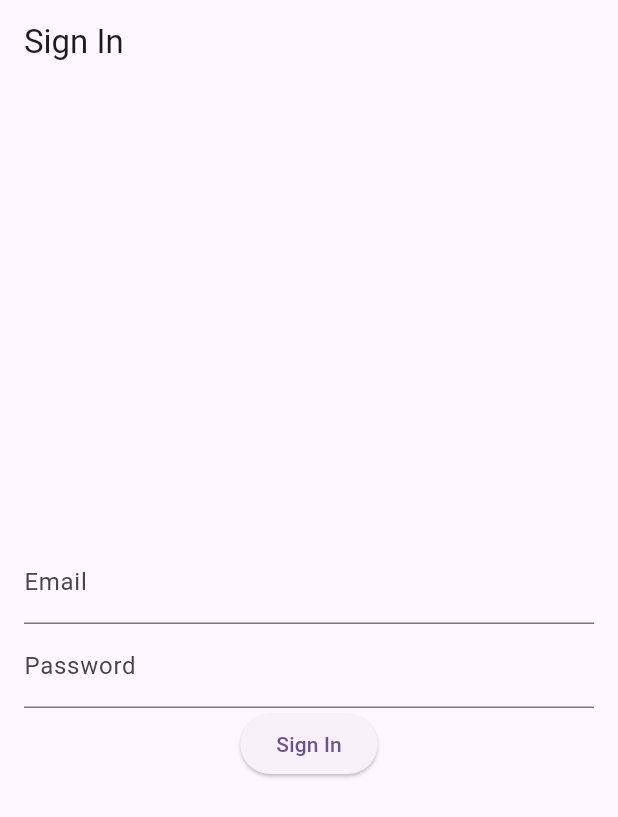
After one commit to SeraphCodeAu/AdminWebApp, a Flutter app: the screen it shows after launch, on a phone screen of 412 x 824 dp. The commit adds this screen. Shown: the top 817 px of the screen. Run offline on Flutter 3.47's test engine with Material 3 defaults, Android fonts, the phone set to English and light mode, and no system bars; our stand-ins replace cloud_firestore, firebase_auth, firebase_core; accounts and stored records are empty.

Commit message:
auth gate implemented

```diff
--- /dev/null
+++ b/lib/auth/SignIn.dart
@@ -0,0 +1,70 @@
+import 'package:flutter/material.dart';
+import 'package:firebase_auth/firebase_auth.dart';
+
+import '../home/home.dart';
+
+class SignInPage extends StatefulWidget {
+  const SignInPage({Key? key}) : super(key: key);
+
+  @override
+  _SignInPageState createState() => _SignInPageState();
+}
+
+class _SignInPageState extends State<SignInPage> {
+  final _auth = FirebaseAuth.instance;
+  final _emailController = TextEditingController();
+  final _passwordController = TextEditingController();
+
+  @override
+  void dispose() {
+    _emailController.dispose();
+    _passwordController.dispose();
+    super.dispose();
+  }
+
+  Future<void> _signIn() async {
+    try {
+      await _auth.signInWithEmailAndPassword(
+        email: _emailController.text,
+        password: _passwordController.text,
+      );
+      // Navigate to HomePage after successful sign in
+      Navigator.of(context).pushReplacement(
+        MaterialPageRoute(builder: (_) => const HomePage()),
+      );
+    } on FirebaseAuthException catch (e) {
+      ScaffoldMessenger.of(context).showSnackBar(
+        SnackBar(content: Text(e.message ?? 'An error occurred')),
+      );
+    }
+  }
+
+  @override
+  Widget build(BuildContext context) {
+    return Scaffold(
+      appBar: AppBar(title: Text('Sign In')),
+      body: Padding(
+        padding: const EdgeInsets.all(16.0),
+        child: Column(
+          mainAxisAlignment: MainAxisAlignment.center,
+          children: <Widget>[
+            TextField(
+              controller: _emailController,
+              decoration: InputDecoration(labelText: 'Email'),
+              keyboardType: TextInputType.emailAddress,
+            ),
+            TextField(
+              controller: _passwordController,
+              decoration: InputDecoration(labelText: 'Password'),
+              obscureText: true,
+            ),
+            ElevatedButton(
+              onPressed: _signIn,
+              child: Text('Sign In'),
+            ),
+          ],
+        ),
+      ),
+    );
+  }
+}
--- a/lib/main.dart
+++ b/lib/main.dart
@@ -1,6 +1,6 @@
 import 'package:firebase_core/firebase_core.dart';
 import 'package:flutter/material.dart';
-import 'auth/SignUp.dart';  // Import SignUpPage
+import 'auth/SignIn.dart';
 
 void main() async {
   WidgetsFlutterBinding.ensureInitialized();
@@ -26,7 +26,7 @@ class MyApp extends StatelessWidget {
         colorScheme: ColorScheme.fromSeed(seedColor: Colors.deepPurple),
         useMaterial3: true,
       ),
-      home: const SignUpPage(),  // Set SignUpPage as the home
+      home: const SignInPage(),  // Set SignUpPage as the home
     );
   }
 }
```
Also changed, not shown: lib/auth/SignUp.dart (+7 -6 lines), lib/home/home.dart (added, +18 -0 lines).
